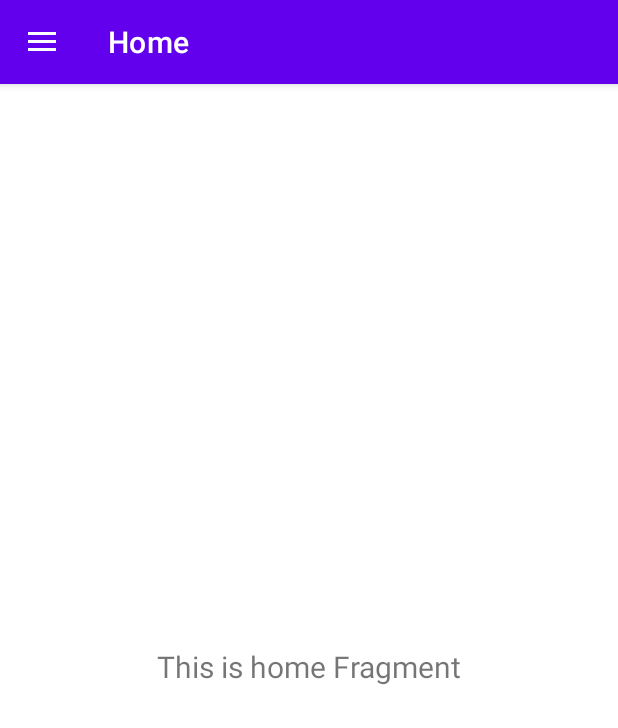
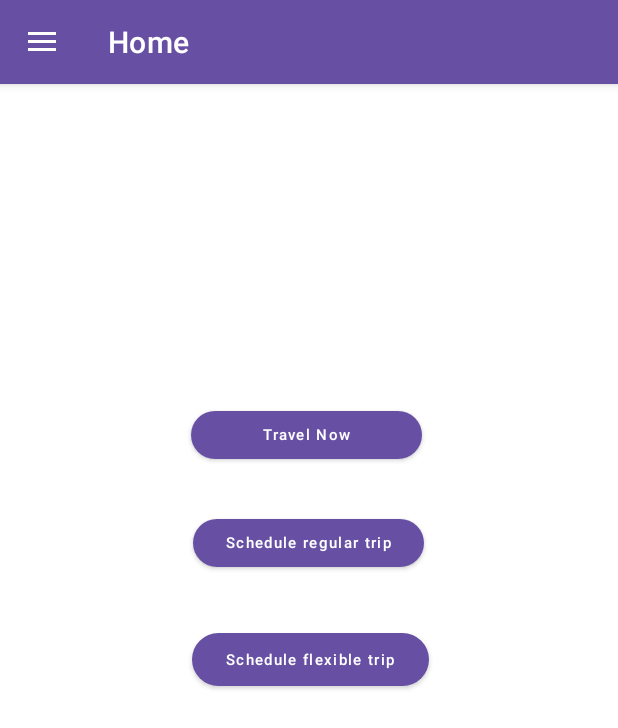
Before and after one commit to bori00/SmartMobilityApp, an Android app: the screen it shows after launch (MainActivity), on a phone screen of 412 x 824 dp. Shown: the top 728 px of the screen. Run offline under Robolectric (Android 15) with nearby library versions, the phone set to English and light mode, and no system bars; our stand-ins replace navigation-ui.

Commit message:
started edit route

```diff
--- a/app/src/main/java/com/uid/smartmobilityapp/ui/home/HomeFragment.kt
+++ b/app/src/main/java/com/uid/smartmobilityapp/ui/home/HomeFragment.kt
@@ -4,6 +4,7 @@ import android.os.Bundle
 import android.view.LayoutInflater
 import android.view.View
 import android.view.ViewGroup
+import android.widget.Button
 import android.widget.TextView
 import androidx.fragment.app.Fragment
 import androidx.lifecycle.ViewModelProvider
@@ -28,10 +29,11 @@ class HomeFragment : Fragment() {
         _binding = FragmentHomeBinding.inflate(inflater, container, false)
         val root: View = binding.root
 
-        val textView: TextView = binding.homeTitleTextView
+        val travelNowButton: Button = binding.travelNowButtonId
         viewModel.text.observe(viewLifecycleOwner) {
-            textView.text = it
+//            textView.text = it
         }
+
         return root
     }
 
--- /dev/null
+++ b/app/src/main/res/drawable/ic_baseline_arrow_forward_24.xml
@@ -0,0 +1,5 @@
+<vector android:height="24dp" android:tint="#000000"
+    android:viewportHeight="24" android:viewportWidth="24"
+    android:width="24dp" xmlns:android="http://schemas.android.com/apk/res/android">
+    <path android:fillColor="@android:color/white" android:pathData="M12,4l-1.41,1.41L16.17,11H4v2h12.17l-5.58,5.59L12,20l8,-8z"/>
+</vector>
--- /dev/null
+++ b/app/src/main/res/drawable/ic_baseline_search_24.xml
@@ -0,0 +1,5 @@
+<vector android:height="24dp" android:tint="#000000"
+    android:viewportHeight="24" android:viewportWidth="24"
+    android:width="24dp" xmlns:android="http://schemas.android.com/apk/res/android">
+    <path android:fillColor="@android:color/white" android:pathData="M15.5,14h-0.79l-0.28,-0.27C15.41,12.59 16,11.11 16,9.5 16,5.91 13.09,3 9.5,3S3,5.91 3,9.5 5.91,16 9.5,16c1.61,0 3.09,-0.59 4.23,-1.57l0.27,0.28v0.79l5,4.99L20.49,19l-4.99,-5zM9.5,14C7.01,14 5,11.99 5,9.5S7.01,5 9.5,5 14,7.01 14,9.5 11.99,14 9.5,14z"/>
+</vector>
--- a/app/src/main/res/layout/fragment_home.xml
+++ b/app/src/main/res/layout/fragment_home.xml
@@ -6,17 +6,48 @@
     android:layout_height="match_parent"
     tools:context=".ui.home.HomeFragment">
 
-    <TextView
-        android:id="@+id/homeTitleTextView"
-        android:layout_width="match_parent"
-        android:layout_height="wrap_content"
-        android:layout_marginStart="8dp"
-        android:layout_marginTop="8dp"
-        android:layout_marginEnd="8dp"
-        android:textAlignment="center"
-        android:textSize="20sp"
-        app:layout_constraintBottom_toBottomOf="parent"
+    <Button
+        android:id="@+id/travelNowButtonId"
+        android:layout_width="154dp"
+        android:layout_height="44dp"
+        android:layout_marginTop="212dp"
+        android:capitalize="none"
+        android:text="Travel Now"
+        android:textAllCaps="false"
+        android:textSize="10sp"
+        app:cornerRadius="30sp"
         app:layout_constraintEnd_toEndOf="parent"
+        app:layout_constraintHorizontal_bias="0.494"
         app:layout_constraintStart_toStartOf="parent"
         app:layout_constraintTop_toTopOf="parent" />
+
+    <Button
+        android:id="@+id/button2"
+        android:layout_width="154dp"
+        android:layout_height="44dp"
+        android:layout_marginTop="28dp"
+        android:text="Schedule regular trip"
+        android:textAllCaps="false"
+        android:textSize="10sp"
+        app:cornerRadius="30sp"
+        app:layout_constraintEnd_toEndOf="parent"
+        app:layout_constraintHorizontal_bias="0.498"
+        app:layout_constraintStart_toStartOf="parent"
+        app:layout_constraintTop_toBottomOf="@+id/travelNowButtonId" />
+
+    <Button
+        android:id="@+id/button3"
+        android:layout_width="158dp"
+        android:layout_height="47dp"
+        android:layout_marginTop="32dp"
+        android:capitalize="none"
+        android:text="Schedule flexible trip"
+        android:textAllCaps="false"
+        android:textSize="10sp"
+        app:cornerRadius="30sp"
+        app:layout_constraintEnd_toEndOf="parent"
+        app:layout_constraintHorizontal_bias="0.505"
+        app:layout_constraintStart_toStartOf="parent"
+        app:layout_constraintTop_toBottomOf="@+id/button2" />
+
 </androidx.constraintlayout.widget.ConstraintLayout>
--- a/app/src/main/res/values/colors.xml
+++ b/app/src/main/res/values/colors.xml
@@ -1,7 +1,7 @@
 <?xml version="1.0" encoding="utf-8"?>
 <resources>
     <color name="purple_200">#FFBB86FC</color>
-    <color name="purple_500">#FF6200EE</color>
+    <color name="purple_500">#6750A4</color>
     <color name="purple_700">#FF3700B3</color>
     <color name="teal_200">#FF03DAC5</color>
     <color name="teal_700">#FF018786</color>
```
Also changed, not shown: app/src/main/AndroidManifest.xml (+14 -7 lines), app/src/main/java/com/uid/smartmobilityapp/ui/home/travel_now/TravelNowActivity.kt (added, +12 -0 lines), app/src/main/res/layout/activity_travel_now.xml (added, +83 -0 lines), app/src/main/res/layout/route_summary.xml (added, +68 -0 lines).
